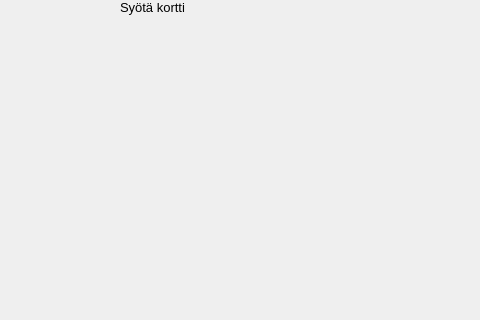
Before: the Qt Designer form qt_frontend/ATM/mainwindow.ui in ssaukkonen/BankSimul_ryhma_31, drawn with Qt 5; both pictures show x 120 to 600 and y 181 to 501 of the 800 by 600 pixel window.
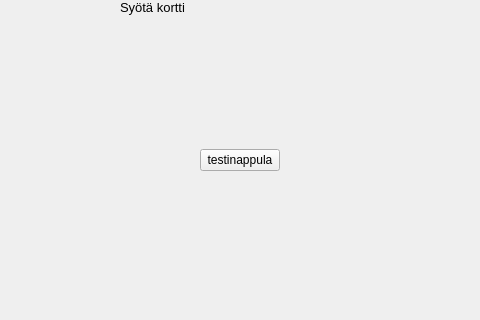
After: the same form once the commit is applied.

Diff of the .ui file:
```diff
--- a/qt_frontend/ATM/mainwindow.ui
+++ b/qt_frontend/ATM/mainwindow.ui
@@ -52,6 +52,19 @@
      <string>Syötä kortti</string>
     </property>
    </widget>
+   <widget class="QPushButton" name="pushButton">
+    <property name="geometry">
+     <rect>
+      <x>320</x>
+      <y>330</y>
+      <width>80</width>
+      <height>22</height>
+     </rect>
+    </property>
+    <property name="text">
+     <string>testinappula</string>
+    </property>
+   </widget>
   </widget>
   <widget class="QMenuBar" name="menubar">
    <property name="geometry">
```
Left out of the diff: 2 changed lines with no effect on the pictures.
